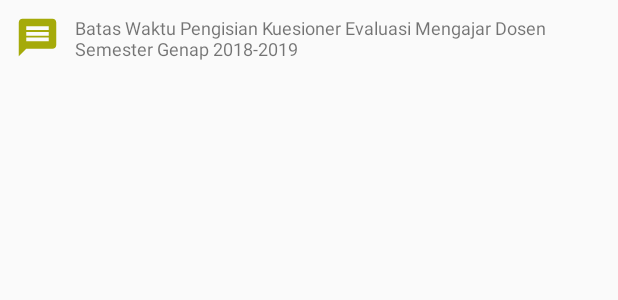
After one commit to fadelmi12/bismillah12, an Android app: the layout listview_pengumuman.xml on its own in the app's theme, with its tools: preview values and no code run, on a phone screen of 412 x 824 dp. The commit adds this screen. Shown: the top 300 px of the screen. Run offline under Robolectric (Android 15) with nearby library versions, the phone set to English and light mode, and no system bars.

Commit message:
java pengumuman

```diff
--- /dev/null
+++ b/app/src/main/res/drawable-v24/bg_list.xml
@@ -0,0 +1,5 @@
+<?xml version="1.0" encoding="utf-8"?>
+<shape android:shape="rectangle" xmlns:android="http://schemas.android.com/apk/res/android">
+    <solid android:color="#FFF"/>
+    <corners android:radius="10dp"/>
+</shape>
--- /dev/null
+++ b/app/src/main/res/drawable/ic_baseline_rate_review_24.xml
@@ -0,0 +1,5 @@
+<vector android:height="30dp" android:tint="#6BBCFF"
+    android:viewportHeight="24" android:viewportWidth="24"
+    android:width="30dp" xmlns:android="http://schemas.android.com/apk/res/android">
+    <path android:fillColor="@android:color/white" android:pathData="M20,2L4,2c-1.1,0 -1.99,0.9 -1.99,2L2,22l4,-4h14c1.1,0 2,-0.9 2,-2L22,4c0,-1.1 -0.9,-2 -2,-2zM6,14v-2.47l6.88,-6.88c0.2,-0.2 0.51,-0.2 0.71,0l1.77,1.77c0.2,0.2 0.2,0.51 0,0.71L8.47,14L6,14zM18,14h-7.5l2,-2L18,12v2z"/>
+</vector>
--- a/app/src/main/res/layout/activity_pengumuman.xml
+++ b/app/src/main/res/layout/activity_pengumuman.xml
@@ -81,6 +81,7 @@
                     android:textStyle="bold" />
 
                 <TextView
+                    android:id="@+id/jmlInfo"
                     android:layout_width="15dp"
                     android:layout_height="wrap_content"
                     android:layout_alignParentRight="true"
@@ -259,7 +260,8 @@
                     <ListView
                         android:id="@+id/listView"
                         android:layout_width="match_parent"
-                        android:layout_height="match_parent" />
+                        android:layout_height="match_parent"
+                        tools:listitem="@layout/listview_pengumuman"/>
         </LinearLayout>
 
     </LinearLayout>
--- /dev/null
+++ b/app/src/main/res/layout/listview_pengumuman.xml
@@ -0,0 +1,31 @@
+<?xml version="1.0" encoding="utf-8"?>
+<LinearLayout
+xmlns:android="http://schemas.android.com/apk/res/android" android:layout_width="match_parent"
+android:layout_height="match_parent"
+android:orientation="vertical">
+
+<LinearLayout
+    android:padding="10dp"
+    android:layout_width="match_parent"
+    android:layout_height="wrap_content"
+    android:orientation="horizontal">
+    <LinearLayout
+        android:background="@drawable/ic_baseline_message_24"
+        android:layout_width="wrap_content"
+        android:layout_height="wrap_content"/>
+    <LinearLayout
+        android:layout_width="match_parent"
+        android:layout_height="wrap_content">
+        <TextView
+            android:id="@+id/jdlPengumuman"
+            android:layout_marginLeft="10dp"
+            android:text="Batas Waktu Pengisian Kuesioner Evaluasi Mengajar Dosen Semester Genap 2018-2019  "
+            android:textSize="12dp"
+            android:layout_gravity="center"
+            android:layout_width="wrap_content"
+            android:layout_height="wrap_content"/>
+    </LinearLayout>
+</LinearLayout>
+
+
+</LinearLayout>
--- a/app/src/main/res/layout/row.xml
+++ b/app/src/main/res/layout/row.xml
@@ -27,7 +27,7 @@
         android:id="@+id/judulPengumuman"
         android:layout_marginEnd="20dp"
         android:layout_gravity="center"
-        android:text="Judul Pengumuman"
+        android:text="Batas Waktu Pengisian Kuesioner Evaluasi Mengajar Dosen Semester Genap 2018-2019"
         android:fontFamily="@font/ubunturegular"
         android:textColor="@color/colorPrimary"
         android:textStyle="bold"
```
Also changed, not shown: app/src/main/java/com/example/bismillah/Pengumuman.java (+136 -5 lines).
